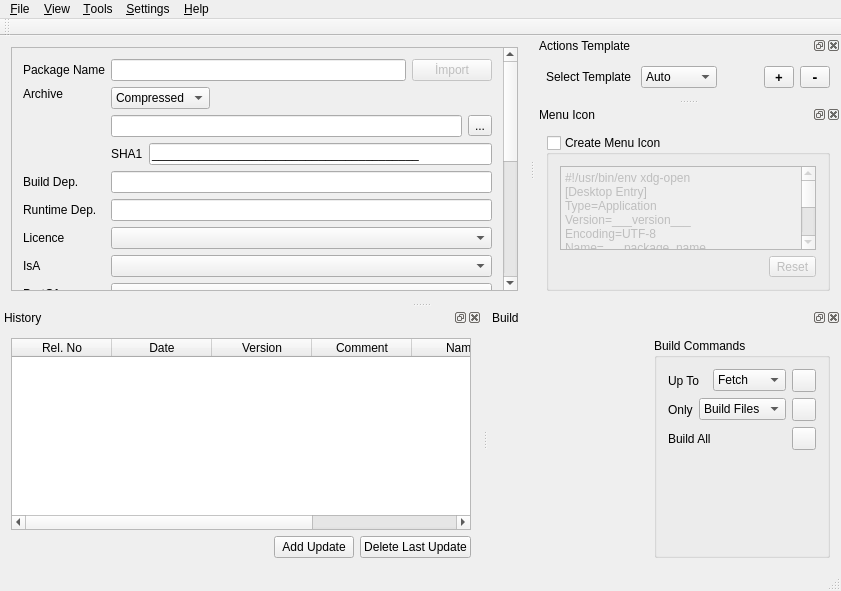
The window that mainwindow.ui (huseyinkozan/PiSiDo) describes before a commit, drawn with Qt 5.
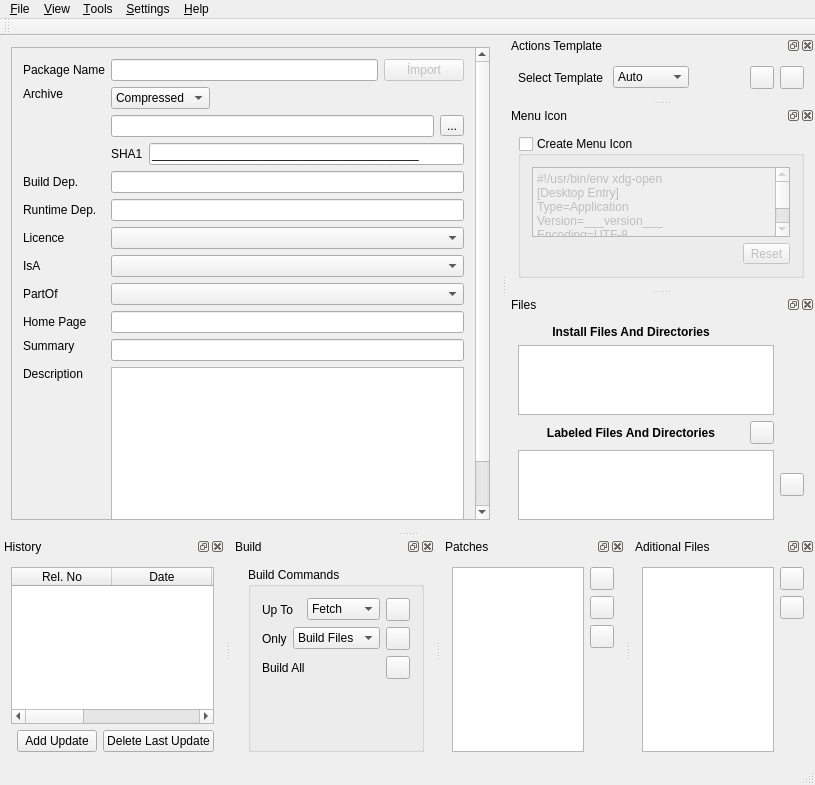
The same window after the commit. Icons and pictures are not drawn. Custom widgets are drawn as their Qt base class.

Commit message: Added Files, Aditional Files and patch gui.

Patch:
```diff
--- a/mainwindow.ui
+++ b/mainwindow.ui
@@ -6,8 +6,8 @@
    <rect>
     <x>0</x>
     <y>0</y>
-    <width>841</width>
-    <height>591</height>
+    <width>815</width>
+    <height>785</height>
    </rect>
   </property>
   <property name="windowTitle">
@@ -31,7 +31,7 @@
         <rect>
          <x>0</x>
          <y>0</y>
-         <width>466</width>
+         <width>325</width>
          <height>530</height>
         </rect>
        </property>
@@ -300,7 +300,7 @@
     <rect>
      <x>0</x>
      <y>0</y>
-     <width>841</width>
+     <width>815</width>
      <height>25</height>
     </rect>
    </property>
@@ -526,13 +526,6 @@
        </item>
        <item>
         <widget class="QToolButton" name="tb_zoom_in">
-         <property name="font">
-          <font>
-           <family>DejaVu Sans Mono</family>
-           <weight>75</weight>
-           <bold>true</bold>
-          </font>
-         </property>
          <property name="toolTip">
           <string>Zoom In</string>
          </property>
@@ -540,19 +533,16 @@
           <string>Zoom In</string>
          </property>
          <property name="text">
-          <string>+</string>
+          <string/>
+         </property>
+         <property name="icon">
+          <iconset resource="pisido.qrc">
+           <normaloff>:/images/zoom-in.png</normaloff>:/images/zoom-in.png</iconset>
          </property>
         </widget>
        </item>
        <item>
         <widget class="QToolButton" name="tb_zoom_out">
-         <property name="font">
-          <font>
-           <family>DejaVu Sans Mono</family>
-           <weight>75</weight>
-           <bold>true</bold>
-          </font>
-         </property>
          <property name="toolTip">
           <string>Zoom Out</string>
          </property>
@@ -560,7 +550,11 @@
           <string>Zoom Out</string>
          </property>
          <property name="text">
-          <string>-</string>
+          <string/>
+         </property>
+         <property name="icon">
+          <iconset resource="pisido.qrc">
+           <normaloff>:/images/zoom-out.png</normaloff>:/images/zoom-out.png</iconset>
          </property>
         </widget>
        </item>
@@ -809,6 +803,163 @@
     </layout>
    </widget>
   </widget>
+  <widget class="QDockWidget" name="dw_files">
+   <property name="windowTitle">
+    <string>Files</string>
+   </property>
+   <attribute name="dockWidgetArea">
+    <number>2</number>
+   </attribute>
+   <widget class="QWidget" name="dw_files_contents">
+    <layout class="QGridLayout" name="gridLayout_2">
+     <item row="0" column="0">
+      <widget class="QLabel" name="label_2">
+       <property name="font">
+        <font>
+         <weight>75</weight>
+         <bold>true</bold>
+        </font>
+       </property>
+       <property name="text">
+        <string>Install Files And Directories</string>
+       </property>
+       <property name="alignment">
+        <set>Qt::AlignCenter</set>
+       </property>
+      </widget>
+     </item>
+     <item row="1" column="0" colspan="2">
+      <widget class="QTreeView" name="treeV_files"/>
+     </item>
+     <item row="2" column="0">
+      <widget class="QLabel" name="label_3">
+       <property name="font">
+        <font>
+         <weight>75</weight>
+         <bold>true</bold>
+        </font>
+       </property>
+       <property name="text">
+        <string>Labeled Files And Directories</string>
+       </property>
+       <property name="alignment">
+        <set>Qt::AlignCenter</set>
+       </property>
+      </widget>
+     </item>
+     <item row="4" column="0" colspan="2">
+      <widget class="QTableWidget" name="tableW_files"/>
+     </item>
+     <item row="2" column="1">
+      <widget class="QToolButton" name="toolButton">
+       <property name="text">
+        <string/>
+       </property>
+       <property name="icon">
+        <iconset resource="pisido.qrc">
+         <normaloff>:/images/down.png</normaloff>:/images/down.png</iconset>
+       </property>
+      </widget>
+     </item>
+     <item row="4" column="2">
+      <widget class="QToolButton" name="toolButton_2">
+       <property name="text">
+        <string/>
+       </property>
+       <property name="icon">
+        <iconset resource="pisido.qrc">
+         <normaloff>:/images/delete.png</normaloff>:/images/delete.png</iconset>
+       </property>
+      </widget>
+     </item>
+    </layout>
+   </widget>
+  </widget>
+  <widget class="QDockWidget" name="dw_patches">
+   <property name="windowTitle">
+    <string>Patches</string>
+   </property>
+   <attribute name="dockWidgetArea">
+    <number>8</number>
+   </attribute>
+   <widget class="QWidget" name="dw_patches_contents">
+    <layout class="QGridLayout" name="gridLayout_8">
+     <item row="0" column="0" rowspan="4">
+      <widget class="QTableWidget" name="tableW_patches"/>
+     </item>
+     <item row="2" column="2">
+      <widget class="QToolButton" name="tb_patch_delete">
+       <property name="text">
+        <string/>
+       </property>
+       <property name="icon">
+        <iconset resource="pisido.qrc">
+         <normaloff>:/images/delete.png</normaloff>:/images/delete.png</iconset>
+       </property>
+      </widget>
+     </item>
+     <item row="0" column="2">
+      <widget class="QToolButton" name="tb_patch_up">
+       <property name="text">
+        <string/>
+       </property>
+       <property name="icon">
+        <iconset resource="pisido.qrc">
+         <normaloff>:/images/up.png</normaloff>:/images/up.png</iconset>
+       </property>
+      </widget>
+     </item>
+     <item row="1" column="2">
+      <widget class="QToolButton" name="tb_patch_down">
+       <property name="text">
+        <string/>
+       </property>
+       <property name="icon">
+        <iconset resource="pisido.qrc">
+         <normaloff>:/images/down.png</normaloff>:/images/down.png</iconset>
+       </property>
+      </widget>
+     </item>
+    </layout>
+   </widget>
+  </widget>
+  <widget class="QDockWidget" name="dw_aditional_files">
+   <property name="windowTitle">
+    <string>Aditional Files</string>
+   </property>
+   <attribute name="dockWidgetArea">
+    <number>8</number>
+   </attribute>
+   <widget class="QWidget" name="dw_aditional_files_content">
+    <layout class="QGridLayout" name="gridLayout_9">
+     <item row="0" column="0" rowspan="3">
+      <widget class="QListWidget" name="listW_aditional_files"/>
+     </item>
+     <item row="0" column="1">
+      <widget class="QToolButton" name="toolButton_3">
+       <property name="text">
+        <string/>
+       </property>
+       <property name="icon">
+        <iconset resource="pisido.qrc">
+         <normaloff>:/images/edit.png</normaloff>:/images/edit.png</iconset>
+       </property>
+      </widget>
+     </item>
+     <item row="1" column="1">
+      <widget class="QToolButton" name="toolButton_4">
+       <property name="text">
+        <string/>
+       </property>
+       <property name="icon">
+        <iconset resource="pisido.qrc">
+         <normaloff>:/images/delete.png</normaloff>:/images/delete.png</iconset>
+       </property>
+      </widget>
+     </item>
+    </layout>
+   </widget>
+  </widget>
   <action name="actionExit">
    <property name="text">
     <string>E&amp;xit</string>
```
Left out of the diff: 6 changed lines with no effect on the pictures. The commit also changes 2 other files.
